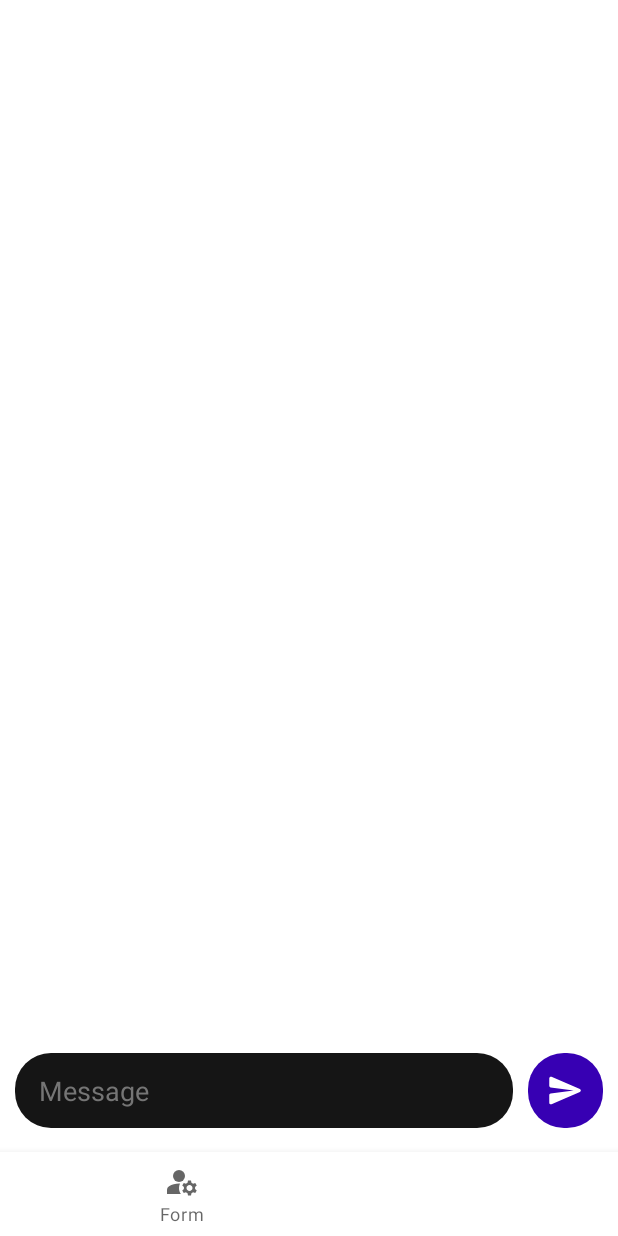
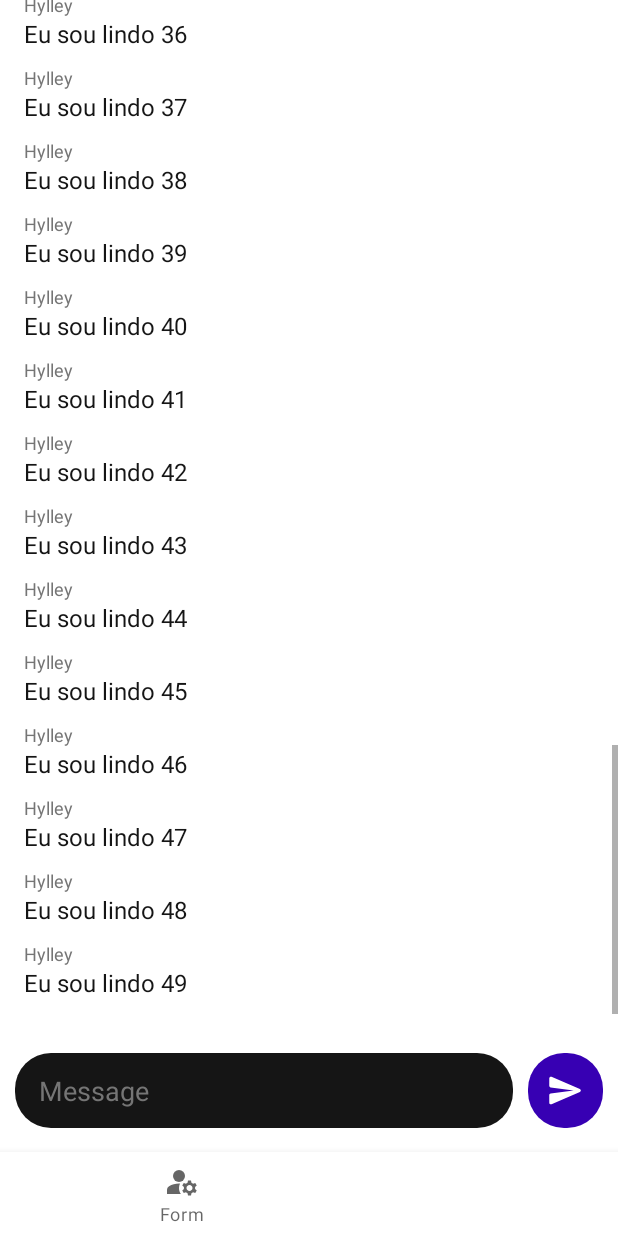
Before and after one commit to Hylley/Echo, an Android app: the screen it shows after launch (MainActivity), item 2 of the bottom bar chosen, on a phone screen of 412 x 824 dp. Run offline under Robolectric (Android 15) with nearby library versions, the phone set to English and light mode, and no system bars; network calls fail.

Commit message:
Implemented chat UI
FINALLY

```diff
--- a/client/app/src/main/java/com/hylley/echo/ChatFragment.java
+++ /dev/null
@@ -1,43 +0,0 @@
-package com.hylley.echo;
-
-import android.annotation.SuppressLint;
-import android.os.Bundle;
-
-import androidx.annotation.NonNull;
-import androidx.fragment.app.Fragment;
-import androidx.recyclerview.widget.RecyclerView;
-
-import android.view.LayoutInflater;
-import android.view.View;
-import android.view.ViewGroup;
-import android.widget.EditText;
-import android.widget.ScrollView;
-
-public class ChatFragment extends Fragment
-{
-    RecyclerView recycler_view;
-    EditText message_input;
-
-    @Override
-    @SuppressLint("ClickableViewAccessibility")
-    public void onViewCreated(@NonNull View view, Bundle savedInstanceState)
-    {
-        recycler_view = view.findViewById(R.id.recycler_view);
-        message_input = view.findViewById(R.id.message_input);
-
-        recycler_view.post(() -> recycler_view.scrollTo(0, recycler_view.getBottom()));
-        message_input.setOnTouchListener((_view, motion) ->
-        {
-            recycler_view.scrollTo(0, recycler_view.getBottom());
-            return false;
-        });
-
-
-    }
-
-    @Override
-    public View onCreateView(LayoutInflater inflater, ViewGroup container,
-                             Bundle savedInstanceState) {
-        return inflater.inflate(R.layout.fragment_chat, container, false);
-    }
-}
--- a/client/app/src/main/java/com/hylley/echo/MainActivity.java
+++ b/client/app/src/main/java/com/hylley/echo/MainActivity.java
@@ -1,9 +1,18 @@
 package com.hylley.echo;
 
 import androidx.appcompat.app.AppCompatActivity;
+import androidx.recyclerview.widget.LinearLayoutManager;
+import androidx.recyclerview.widget.RecyclerView;
+
 import android.os.Bundle;
 import com.google.android.material.badge.BadgeDrawable;
 import com.google.android.material.bottomnavigation.BottomNavigationView;
+import com.hylley.echo.chat_handler.ChatAdapter;
+import com.hylley.echo.chat_handler.ChatFragment;
+import com.hylley.echo.chat_handler.Message;
+import com.hylley.echo.network_handler.Client;
+
+import java.util.Objects;
 
 public class MainActivity extends AppCompatActivity
 {
@@ -11,7 +20,7 @@ public class MainActivity extends AppCompatActivity
     BottomNavigationView view;
 
     FormFragment form_fragment = new FormFragment();
-    ChatFragment chat_fragment = new ChatFragment();
+    ChatFragment chat_fragment = new ChatFragment(this);
 
     static BadgeDrawable badge;
     //enregion
@@ -27,6 +36,7 @@ public class MainActivity extends AppCompatActivity
         super.onCreate(savedInstanceState);
         setContentView(R.layout.activity_main);
 
+        //region Fragments and tabs
         getSupportFragmentManager().beginTransaction().replace(R.id.container, form_fragment).commit();
         view = findViewById(R.id.navbar);
         badge = view.getOrCreateBadge(R.id.chat); badge.setVisible(false);
@@ -49,8 +59,14 @@ public class MainActivity extends AppCompatActivity
 
             return false;
         });
+        //endregion
 
         client.start();
+    }
+
+    public void send_global_message(Message message)
+    {
+        System.out.println(message);
     }
 
     @SuppressWarnings("unused")
--- /dev/null
+++ b/client/app/src/main/java/com/hylley/echo/chat_handler/ChatAdapter.java
@@ -0,0 +1,90 @@
+package com.hylley.echo.chat_handler;
+import com.hylley.echo.R;
+
+import android.view.LayoutInflater;
+import android.view.View;
+import android.view.ViewGroup;
+import android.widget.TextView;
+
+import androidx.annotation.NonNull;
+import androidx.recyclerview.widget.RecyclerView;
+
+import org.jetbrains.annotations.NotNull;
+
+import java.util.ArrayList;
+import java.util.List;
+import java.util.Objects;
+
+public class ChatAdapter extends RecyclerView.Adapter<MessageViewHolder>
+{
+    List<Message> chat;
+    RecyclerView view;
+
+    @SuppressWarnings("unused")
+    public ChatAdapter(RecyclerView view, List<Message> chat)
+    {
+        this.view = view;
+        this.chat = chat;
+    }
+    public ChatAdapter(RecyclerView view)
+    {
+        this.view = view;
+        this.chat = new ArrayList<>();
+    }
+
+    @NonNull @Override
+    public MessageViewHolder onCreateViewHolder(@NonNull ViewGroup parent, int viewType)
+    {
+        return new MessageViewHolder(LayoutInflater.from(parent.getContext())
+                .inflate(R.layout.message, parent, false), this);
+    }
+
+    @Override
+    public void onBindViewHolder(@NonNull MessageViewHolder holder, int position)
+    {
+        holder.load_values(chat.get(position).username, chat.get(position).message_body);
+    }
+
+    @Override
+    public int getItemCount() {
+        return chat.size();
+    }
+
+    public void append(Message message)
+    {
+        chat.add(message);
+        this.notifyItemInserted(chat.size() - 1);
+    }
+
+    public void append(String username, String message_body)
+    {
+        chat.add(new Message(username, message_body));
+        int index = chat.size() - 1;
+        this.notifyItemInserted(index);
+
+        Objects.requireNonNull(view.getLayoutManager()).scrollToPosition(index);
+    }
+}
+
+class MessageViewHolder extends RecyclerView.ViewHolder
+{
+    TextView message_username_view;
+    TextView message_body_view;
+
+    ChatAdapter adapter;
+
+    public MessageViewHolder(@NotNull View item_view, ChatAdapter adapter)
+    {
+        super(item_view);
+
+        this.adapter = adapter;
+        this.message_username_view = item_view.findViewById(R.id.message_username);
+        this.message_body_view = item_view.findViewById(R.id.message_body);
+    }
+
+    public void load_values(String username, String message_body)
+    {
+        this.message_username_view.setText(username);
+        this.message_body_view.setText(message_body);
+    }
+}
--- /dev/null
+++ b/client/app/src/main/java/com/hylley/echo/chat_handler/ChatFragment.java
@@ -0,0 +1,57 @@
+package com.hylley.echo.chat_handler;
+
+import android.annotation.SuppressLint;
+import android.os.Bundle;
+
+import androidx.annotation.NonNull;
+import androidx.fragment.app.Fragment;
+import androidx.recyclerview.widget.LinearLayoutManager;
+import androidx.recyclerview.widget.RecyclerView;
+
+import android.view.LayoutInflater;
+import android.view.View;
+import android.view.ViewGroup;
+import android.widget.EditText;
+
+import com.hylley.echo.MainActivity;
+import com.hylley.echo.R;
+
+public class ChatFragment extends Fragment
+{
+    MainActivity main_activity;
+    RecyclerView chat_recycler_view;
+    EditText message_input;
+
+    public ChatFragment(MainActivity main_activity)
+    {
+        super();
+        this.main_activity = main_activity;
+    }
+    @Override
+    @SuppressLint("ClickableViewAccessibility")
+    public void onViewCreated(@NonNull View view, Bundle savedInstanceState)
+    {
+        chat_recycler_view = view.findViewById(R.id.recycler_view);
+        message_input = view.findViewById(R.id.message_input);
+
+        //region Chats and messages
+        ChatAdapter chat_recycler_view_adapter = new ChatAdapter(chat_recycler_view);
+        LinearLayoutManager chat_recycler_view_manager = new LinearLayoutManager(getContext());
+        chat_recycler_view.setLayoutManager(chat_recycler_view_manager);
+        chat_recycler_view.setAdapter(chat_recycler_view_adapter);
+        chat_recycler_view_manager.setStackFromEnd(true);
+        chat_recycler_view_manager.setReverseLayout(false);
+
+        for(int i = 0; i < 50; i++)
+        {
+            chat_recycler_view_adapter.append("Hylley", "Eu sou lindo " + i);
+        }
+        //endregion
+    }
+
+    @Override
+    public View onCreateView(LayoutInflater inflater, ViewGroup container,
+                             Bundle savedInstanceState) {
+        return inflater.inflate(R.layout.fragment_chat, container, false);
+    }
+}
--- /dev/null
+++ b/client/app/src/main/java/com/hylley/echo/chat_handler/Message.java
@@ -0,0 +1,13 @@
+package com.hylley.echo.chat_handler;
+
+public class Message
+{
+    public String username;
+    public String message_body;
+
+    public Message(String username, String message_body)
+    {
+        this.username = username;
+        this.message_body = message_body;
+    }
+}
--- a/client/app/src/main/java/com/hylley/echo/Client.java
+++ b/client/app/src/main/java/com/hylley/echo/network_handler/Client.java
@@ -1,31 +1,21 @@
-package com.hylley.echo;
+package com.hylley.echo.network_handler;
 
-import android.renderscript.ScriptGroup;
-import android.widget.EditText;
+import com.hylley.echo.MainActivity;
 
 import java.io.BufferedInputStream;
-import java.io.BufferedReader;
 import java.io.BufferedWriter;
 import java.io.ByteArrayInputStream;
-import java.io.FileOutputStream;
-import java.io.InputStream;
-import java.io.InputStreamReader;
-import java.io.ObjectInput;
 import java.io.ObjectInputStream;
 import java.io.ObjectOutputStream;
 import java.io.IOException;
-import java.io.OutputStream;
 import java.io.OutputStreamWriter;
-import java.io.Writer;
 import java.net.DatagramSocket;
 import java.net.DatagramPacket;
 import java.net.InetAddress;
 import java.net.Socket;
-import java.util.HashMap;
-import java.util.Map;
 
 
-class Client extends Thread implements Runnable
+public class Client extends Thread implements Runnable
 {
     //region Constants
     private static final int LISTEN_PORT = 6969;
--- a/client/app/src/main/res/layout/fragment_chat.xml
+++ b/client/app/src/main/res/layout/fragment_chat.xml
@@ -4,7 +4,7 @@
     xmlns:tools="http://schemas.android.com/tools"
     android:layout_width="match_parent"
     android:layout_height="match_parent"
-    tools:context=".ChatFragment">
+    tools:context=".chat_handler.ChatFragment">
 
     <androidx.recyclerview.widget.RecyclerView
         android:id="@+id/recycler_view"
@@ -12,10 +12,13 @@
         android:layout_height="wrap_content"
         android:clipToPadding="false"
         android:overScrollMode="ifContentScrolls"
+        android:scrollbars="vertical"
         android:orientation="vertical"
         android:layout_alignParentTop="true"
         android:layout_alignParentBottom="true"
         android:layout_marginBottom="76dp"
+        android:paddingTop="16dp"
+        android:paddingBottom="16dp"
     >
     </androidx.recyclerview.widget.RecyclerView>
 
--- /dev/null
+++ b/client/app/src/main/res/layout/message.xml
@@ -0,0 +1,28 @@
+<?xml version="1.0" encoding="utf-8"?>
+<androidx.constraintlayout.widget.ConstraintLayout xmlns:android="http://schemas.android.com/apk/res/android"
+             android:layout_width="match_parent"
+             android:layout_height="wrap_content"
+             android:paddingStart="16dp"
+             android:paddingEnd="16dp"
+             android:paddingBottom="10dp"
+    xmlns:app="http://schemas.android.com/apk/res-auto">
+
+    <TextView
+        android:id="@+id/message_username"
+        android:layout_width="match_parent"
+        android:layout_height="wrap_content"
+        app:layout_constraintBottom_toTopOf="@+id/message_body"
+        android:textSize="12sp"
+        android:textColor="?chatMessageInputHintTextColor"
+    />
+
+    <TextView
+        android:id="@+id/message_body"
+        android:layout_width="match_parent"
+        android:layout_height="wrap_content"
+        android:textSize="16sp"
+        android:textColor="?chatMessageInputColor"
+        app:layout_constraintTop_toBottomOf="@id/message_username"
+    />
+
+</androidx.constraintlayout.widget.ConstraintLayout>
--- a/client/app/src/main/res/values-night/themes.xml
+++ b/client/app/src/main/res/values-night/themes.xml
@@ -14,7 +14,6 @@
         <!-- Customize your theme here. -->
         <item name="chatMessageInputColor">@color/white</item>
         <item name="chatMessageInputHintTextColor">@color/light_gray</item>
-        <item name="chatMessageSentBoxColor">@color/purple_700</item>
-        <item name="chatMessageReceivedBoxColor">@color/white</item>
+        <item name="chatMessageBoxBackgroundColor">@color/black</item>
     </style>
 </resources>
--- a/client/app/src/main/res/values/attrs.xml
+++ b/client/app/src/main/res/values/attrs.xml
@@ -2,6 +2,5 @@
 <resources>
     <attr name="chatMessageInputColor" format="reference" />
     <attr name="chatMessageInputHintTextColor" format="reference" />
-    <attr name="chatMessageSentBoxColor" format="reference" />
-    <attr name="chatMessageReceivedBoxColor" format="reference" />
+    <attr name="chatMessageBoxBackgroundColor" format="reference" />
 </resources>
--- a/client/app/src/main/res/values/themes.xml
+++ b/client/app/src/main/res/values/themes.xml
@@ -14,7 +14,6 @@
         <!-- Customize your theme here. -->
         <item name="chatMessageInputColor">@color/dark_gray</item>
         <item name="chatMessageInputHintTextColor">@color/light_gray</item>
-        <item name="chatMessageSentBoxColor">@color/purple_700</item>
-        <item name="chatMessageReceivedBoxColor">@color/dark_gray</item>
+        <item name="chatMessageBoxBackgroundColor">@color/white</item>
     </style>
 </resources>
```
Also changed, not shown: client/app/src/main/res/drawable/message_received_background.xml (deleted, +0 -9 lines), client/app/src/main/res/drawable/message_sent_background.xml (deleted, +0 -9 lines), client/app/src/main/res/layout/message_received_container.xml (deleted, +0 -45 lines), client/app/src/main/res/layout/message_sent_container.xml (deleted, +0 -20 lines).
